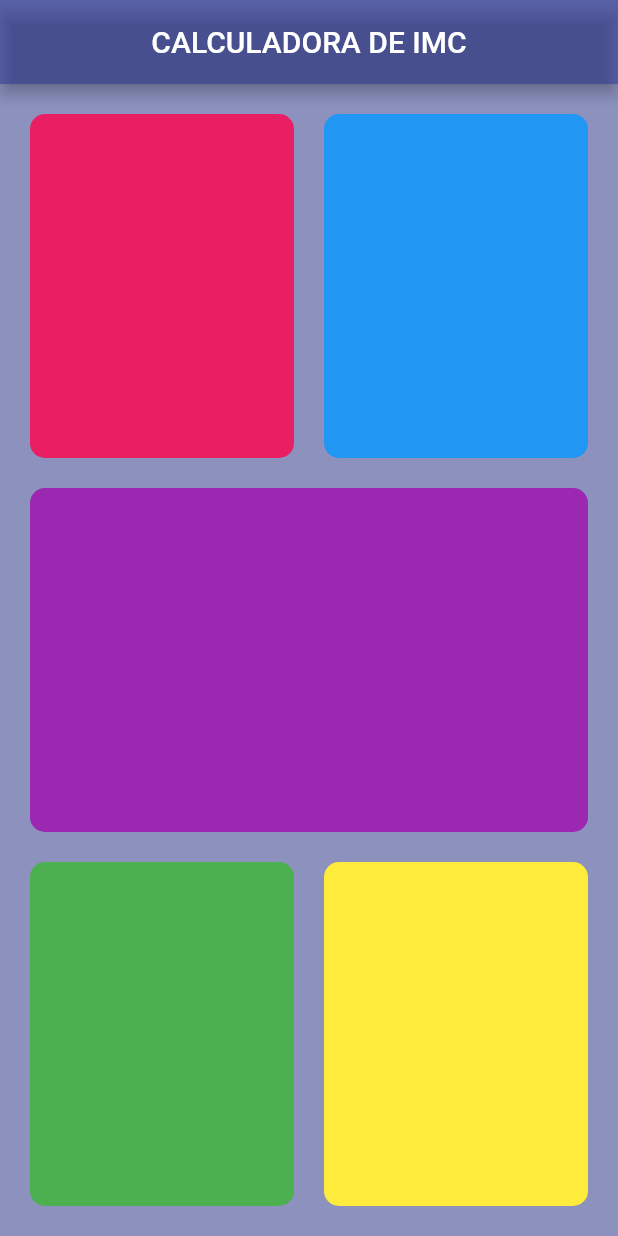
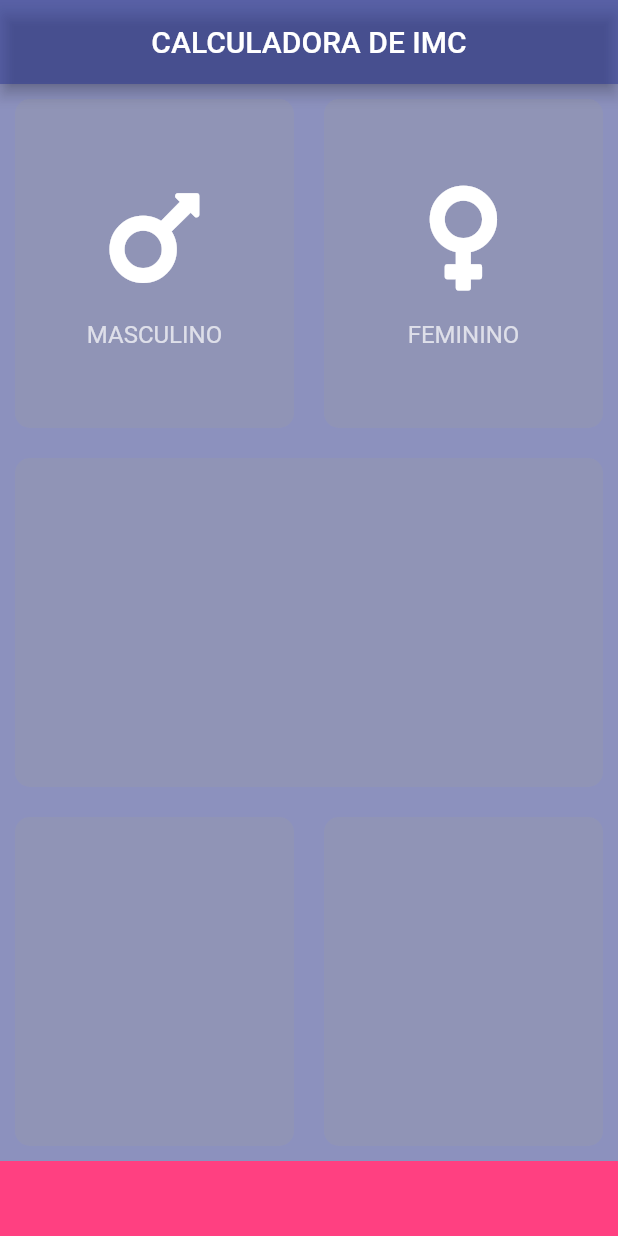
Before and after one commit to luisfelipesdn12/learning-flutter, a Flutter app: the screen it shows after launch, on a phone screen of 412 x 824 dp. Run offline on Flutter 3.47's test engine with Material 2 defaults, Android fonts, the phone set to English and light mode, and no system bars; our stand-ins replace font_awesome_flutter, rflutter_alert; missing offline and left inert: audiofileplayer.

Commit message:
feat: ✨ Add `IconAndCaptionContent` for gender select

```diff
--- a/bmi-calculator-flutter/lib/screens/input.screen.dart
+++ b/bmi-calculator-flutter/lib/screens/input.screen.dart
@@ -1,4 +1,7 @@
+import 'package:bmi_calculator/widgets/iconAndCaptionContent.dart';
+import 'package:bmi_calculator/widgets/pageContainer.dart';
 import 'package:flutter/material.dart';
+import 'package:font_awesome_flutter/font_awesome_flutter.dart';
 
 class InputPage extends StatefulWidget {
   @override
@@ -13,59 +16,48 @@ class _InputPageState extends State<InputPage> {
       appBar: AppBar(
         title: Text('CALCULADORA DE IMC'),
       ),
-      body: Container(
-        padding: EdgeInsets.all(10.0),
-        child: Column(
+      body: Column(
         children: [
           Expanded(
             child: Row(
               children: [
-                  PageContainer(color: Colors.pink),
-                  PageContainer(color: Colors.blue),
+                PageContainer(
+                  child: IconAndCaptionContent(
+                    icon: FontAwesomeIcons.mars,
+                    caption: 'Masculino',
+                  ),
+                ),
+                PageContainer(
+                  child: IconAndCaptionContent(
+                    icon: FontAwesomeIcons.venus,
+                    caption: 'Feminino',
+                  ),
+                ),
               ],
             ),
           ),
           Expanded(
             child: Row(
               children: [
-                  PageContainer(color: Colors.purple),
+                PageContainer(),
               ],
             ),
           ),
           Expanded(
             child: Row(
               children: [
-                  PageContainer(color: Colors.green),
-                  PageContainer(color: Colors.yellow),
+                PageContainer(),
+                PageContainer(),
               ],
             ),
           ),
+          Container(
+            padding: EdgeInsets.all(15.0),
+            color: Theme.of(context).colorScheme.secondary,
+            height: 50.0,
+          ),
         ],
-        ),
       ),
     );
   }
 }
-
-class PageContainer extends StatelessWidget {
-  const PageContainer({
-    Key key,
-    this.color,
-  }) : super(key: key);
-
-  final Color color;
-
-  @override
-  Widget build(BuildContext context) {
-    return Expanded(
-      child: Container(
-        margin: EdgeInsets.all(10),
-        padding: EdgeInsets.all(10),
-        decoration: BoxDecoration(
-          color: color != null ? color : Colors.grey.withOpacity(0.25),
-          borderRadius: BorderRadius.circular(10),
-        ),
-      ),
-    );
-  }
-}
--- a/bmi-calculator-flutter/lib/theme.dart
+++ b/bmi-calculator-flutter/lib/theme.dart
@@ -6,6 +6,12 @@ ThemeData theme = ThemeData(
     background: Colors.indigo[900].withOpacity(0.5),
     secondary: Colors.pinkAccent,
   ),
+  textTheme: TextTheme(
+    caption: TextStyle(
+      fontSize: 16,
+      fontWeight: FontWeight.w400,
+    ),
+  ),
   appBarTheme: AppBarTheme(
     centerTitle: true,
   ),
--- /dev/null
+++ b/bmi-calculator-flutter/lib/widgets/iconAndCaptionContent.dart
@@ -0,0 +1,27 @@
+import 'package:flutter/material.dart';
+
+class IconAndCaptionContent extends StatelessWidget {
+  const IconAndCaptionContent({
+    Key key,
+    @required this.icon,
+    @required this.caption,
+  }) : super(key: key);
+
+  final IconData icon;
+  final String caption;
+
+  @override
+  Widget build(BuildContext context) {
+    return Column(
+      mainAxisAlignment: MainAxisAlignment.center,
+      children: [
+        Icon(icon, size: 80),
+        SizedBox(height: 15),
+        Text(
+          caption.toUpperCase(),
+          style: Theme.of(context).textTheme.caption,
+        ),
+      ],
+    );
+  }
+}
--- /dev/null
+++ b/bmi-calculator-flutter/lib/widgets/pageContainer.dart
@@ -0,0 +1,27 @@
+import 'package:flutter/material.dart';
+
+class PageContainer extends StatelessWidget {
+  const PageContainer({
+    Key key,
+    this.color,
+    this.child,
+  }) : super(key: key);
+
+  final Color color;
+  final Widget child;
+
+  @override
+  Widget build(BuildContext context) {
+    return Expanded(
+      child: Container(
+        child: child,
+        margin: EdgeInsets.all(10),
+        padding: EdgeInsets.all(10),
+        decoration: BoxDecoration(
+          color: color != null ? color : Colors.grey.withOpacity(0.25),
+          borderRadius: BorderRadius.circular(10),
+        ),
+      ),
+    );
+  }
+}
--- a/bmi-calculator-flutter/pubspec.yaml
+++ b/bmi-calculator-flutter/pubspec.yaml
@@ -11,6 +11,7 @@ dependencies:
     sdk: flutter
 
   cupertino_icons: ^0.1.2
+  font_awesome_flutter: ^9.2.0
 
 dev_dependencies:
   flutter_test:
```
Lines whose indentation alone changed are shown as unchanged.
